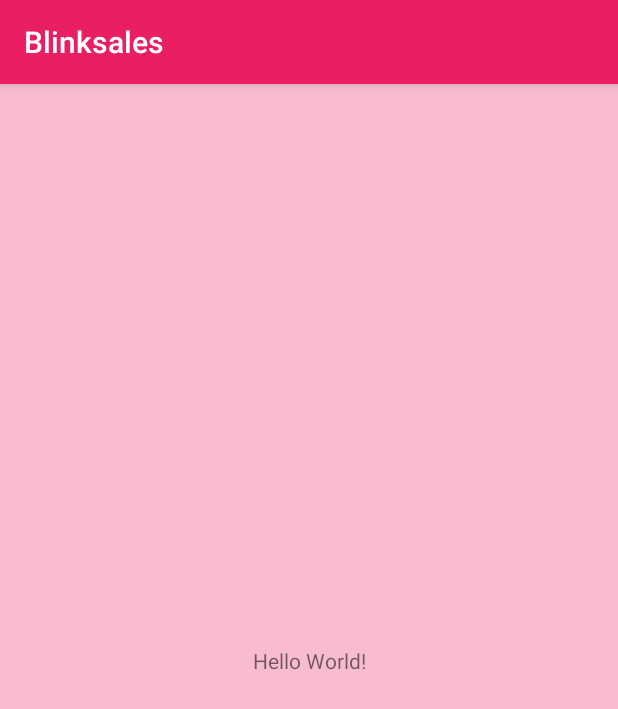
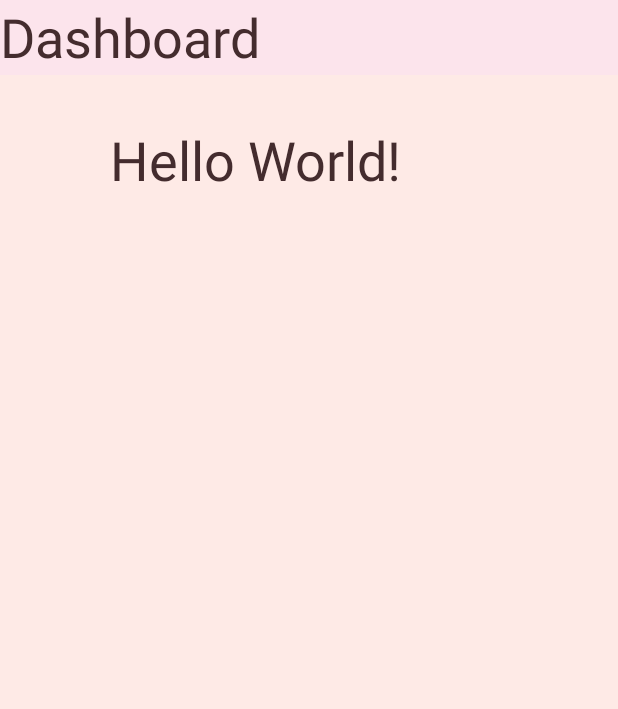
Before and after one commit to Panthil2812/Blinksales, an Android app: the screen it shows after launch (MainActivity), on a phone screen of 412 x 824 dp. Shown: the top 709 px of the screen. Run offline under Robolectric (Android 15) with nearby library versions, the phone set to English and light mode, and no system bars.

Commit message:
change color themes

```diff
--- a/app/src/main/res/layout/activity_main.xml
+++ b/app/src/main/res/layout/activity_main.xml
@@ -7,13 +7,37 @@
     android:layout_height="match_parent"
     tools:context=".MainActivity"
     android:background="@color/primary_light">
+
     <TextView
-      android:layout_width="wrap_content"
-      android:layout_height="wrap_content"
-      android:text="Hello World!"
-      app:layout_constraintBottom_toBottomOf="parent"
-      app:layout_constraintLeft_toLeftOf="parent"
-      app:layout_constraintRight_toRightOf="parent"
-      app:layout_constraintTop_toTopOf="parent" />
+        android:layout_width="264dp"
+        android:layout_height="115dp"
+        android:layout_marginTop="32dp"
+        android:text="Hello World!"
+        android:textColor="@color/colorAccent"
+        android:textSize="36sp"
+        app:layout_constraintHorizontal_bias="0.496"
+        app:layout_constraintLeft_toLeftOf="parent"
+        app:layout_constraintRight_toRightOf="parent"
+        app:layout_constraintTop_toBottomOf="@+id/linearLayout" />
 
-  </androidx.constraintlayout.widget.ConstraintLayout>
+    <LinearLayout
+        android:id="@+id/linearLayout"
+        android:layout_width="match_parent"
+        android:layout_height="50dp"
+        android:background="@color/colorPrimaryDark"
+        android:gravity="center"
+        android:orientation="vertical"
+        app:layout_constraintEnd_toEndOf="parent"
+        app:layout_constraintStart_toStartOf="parent"
+        app:layout_constraintTop_toTopOf="parent">
+
+        <TextView
+            android:id="@+id/textView"
+            android:layout_width="match_parent"
+            android:layout_height="match_parent"
+            android:text="Dashboard"
+            android:textColor="@color/colorAccent"
+            android:textSize="36sp" />
+    </LinearLayout>
+
+</androidx.constraintlayout.widget.ConstraintLayout>
--- a/app/src/main/res/values/colors.xml
+++ b/app/src/main/res/values/colors.xml
@@ -1,12 +1,12 @@
 <?xml version="1.0" encoding="utf-8"?>
 <resources>
-    <color name="colorPrimary">#E91E63</color>
-    <color name="colorPrimaryDark">#C2185B</color>
-    <color name="colorAccent">#9E9E9E</color>
+    <color name="colorPrimary">#C9B2BA</color>
+    <color name="colorPrimaryDark">#FCE4EC</color>
+    <color name="colorAccent">#442C2E</color>
     <color name="design_default_color_background">#FFFFFF</color>
     <color name="black">#FF000000</color>
     <color name="white">#FFFFFFFF</color>
-    <color name="primary_light">#F8BBD0</color>
+    <color name="primary_light">#FEEAE6</color>
     <color name="primary_text">#212121</color>
     <color name="secondary_text">#757575</color>
     <color name="icons">#FFFFFF</color>
--- a/app/src/main/res/values/style.xml
+++ b/app/src/main/res/values/style.xml
@@ -1,10 +1,10 @@
 <?xml version="1.0" encoding="utf-8"?>
 <resources>
 <!-- Base application theme. -->
-<style name="AppTheme" parent="Theme.AppCompat.Light.DarkActionBar">
+<style name="AppTheme" parent="Theme.AppCompat.Light.NoActionBar">
     <!-- Customize your theme here. -->
-    <item name="colorPrimary">@color/colorPrimary</item>
-    <item name="colorPrimaryDark">@color/colorPrimaryDark</item>
+    <item name="colorPrimary">@color/colorPrimaryDark</item>
+    <item name="colorPrimaryDark">@color/colorPrimary</item>
     <item name="colorAccent">@color/colorAccent</item>
 </style>
 <style name="spinner_theme">
```
